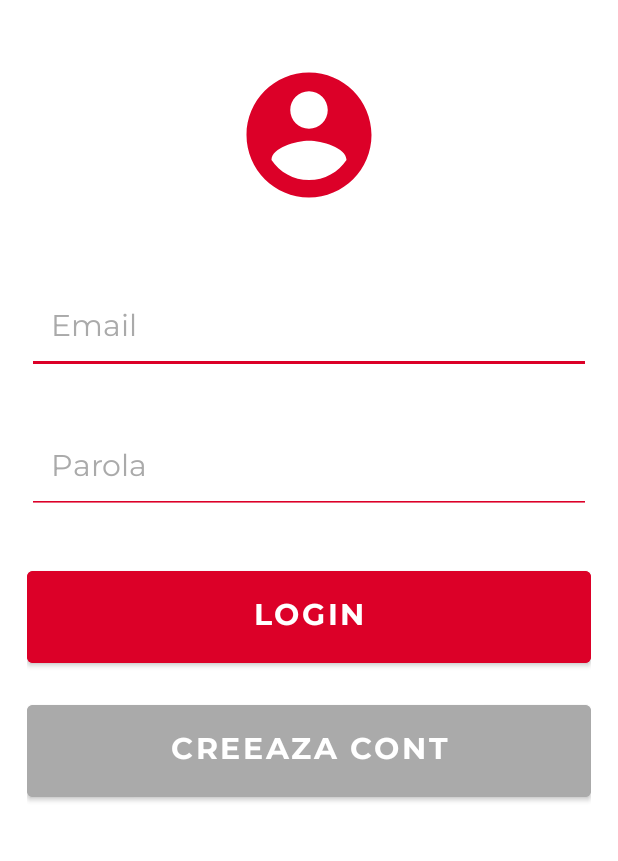
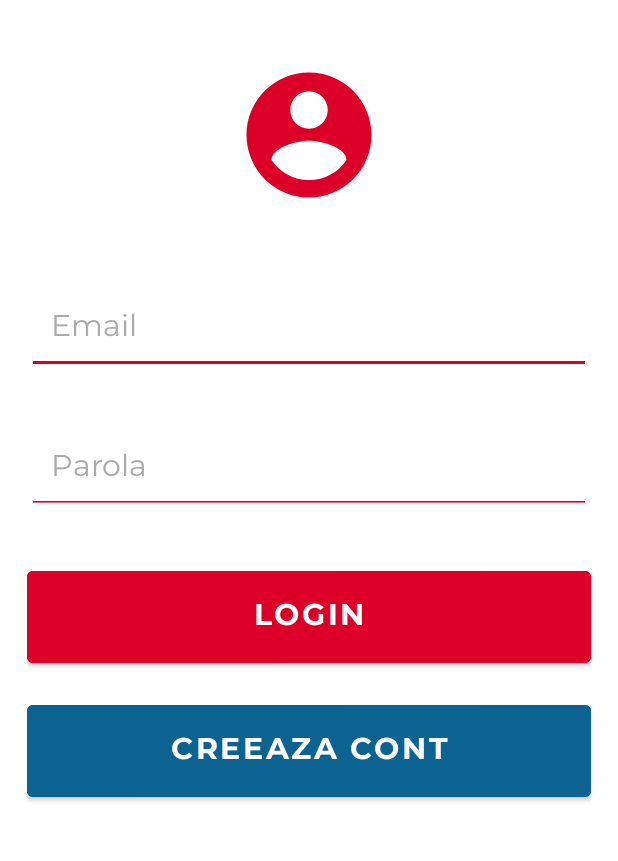
Before and after one commit to AndreiSavaC/Medly, an Android app: the screen it shows after launch (LoginActivity), on a phone screen of 412 x 824 dp, the part 204-1065 px from its top. Run offline under Robolectric (Android 15) with nearby library versions, the phone set to English and light mode, and no system bars; libraries missing offline, so code that uses them is left out: com.auth0.android.

Commit message:
Fixed PDF report download and changed a button color.

```diff
--- a/AndroidApp/app/src/main/res/layout/activity_login_view.xml
+++ b/AndroidApp/app/src/main/res/layout/activity_login_view.xml
@@ -89,7 +89,7 @@
             android:id="@+id/createAccountButton"
             android:layout_width="match_parent"
             android:layout_height="wrap_content"
-            android:backgroundTint="@android:color/darker_gray"
+            android:backgroundTint="@color/secondaryColor"
             android:fontFamily="@font/montserrat_bold"
             android:padding="16dp"
             android:text="Creeaza cont"
```
Also changed, not shown: AndroidApp/app/src/main/java/com/example/androidapp/ReportActivity.kt (+6 -2 lines).
